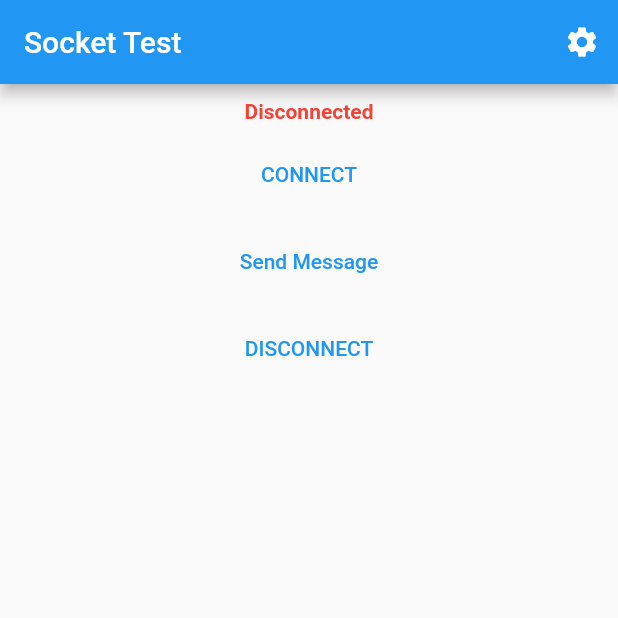
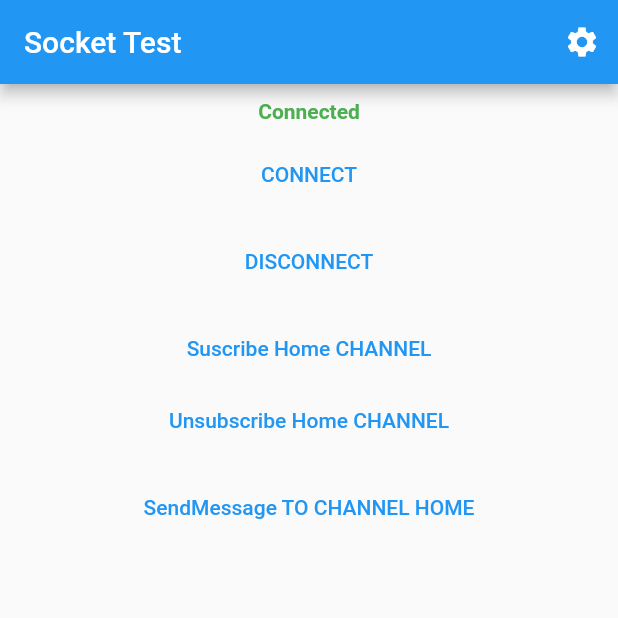
Before and after one commit to saginbajracharya/flutter_laravel_websocket, a Flutter app: the screen it shows after launch, after a tap on "CONNECT", on a phone screen of 412 x 824 dp, the top half of it. Run offline on Flutter 3.47's test engine with Material 2 defaults, Android fonts, the phone set to English and light mode, and no system bars; missing offline and left inert: laravel_flutter_pusher; generated files the repository leaves out were written again.

Commit message:
[fixed]::connect , disconnect,subscribe,unsubscribe to channel with package laravel_flutter_pusher: ^0.0.4

```diff
--- a/lib/src/sample_feature/sample_item_list_view.dart
+++ b/lib/src/sample_feature/sample_item_list_view.dart
@@ -1,10 +1,10 @@
-import 'package:flutter/foundation.dart';
+import 'dart:developer';
 import 'package:flutter/material.dart';
+// ignore: depend_on_referenced_packages
+import 'package:laravel_flutter_pusher/laravel_flutter_pusher.dart';
 
 import '../settings/settings_view.dart';
 import 'sample_item.dart';
-// ignore: depend_on_referenced_packages
-import 'package:socket_io_client/socket_io_client.dart' as socket_io;
 
 class SampleItemListView extends StatefulWidget {
   const SampleItemListView({
@@ -21,87 +21,28 @@ class SampleItemListView extends StatefulWidget {
 }
 
 class _SampleItemListViewState extends State<SampleItemListView> {
-  static const List events = [
-    'connect',
-    'connect_error',
-    'connect_timeout',
-    'connecting',
-    'disconnect',
-    'error',
-    'reconnect',
-    'reconnect_attempt',
-    'reconnect_failed',
-    'reconnect_error',
-    'reconnecting',
-    'ping',
-    'pong'
-  ];
-
-  late socket_io.Socket socket;
-  final serverUrl = 'http://192.168.1.106:6001';
-
+  var options = PusherOptions(
+    host: '192.168.1.106',
+    port: 6001,
+    encrypted: false,
+    cluster: 'ap2'
+  );
+  late LaravelFlutterPusher pusher;
   bool isConnected = false;
 
   @override
   void initState() {
     super.initState();
-    socket = socket_io.io(serverUrl, <String, dynamic>{
-      'transports': ['websocket'],
-      'autoConnect': true,
-    });
-
-    // Connect to the server
-    socket.connect();
-
-    socket.on('connect', (_) {
-      setState(() {
-        isConnected = true;
-      });
-    });
-
-    socket.on('disconnect', (_) {
-      setState(() {
-        isConnected = false;
-      });
-    });
-
-    socket.on('error', (error) {
-      if (kDebugMode) {
-        print('Error during connection: $error');
-      }
-    });
-
-    socket.on('home', (data) {
-      if (kDebugMode) {
-        print('Received message: $data');
-      }
-    });
-
-    socket.on('event', (data) {
-      if (kDebugMode) {
-        print(data);
-      }
-    });
-
-    socket.on('fromServer', (_) {
-      if (kDebugMode) {
-        print(_);
-      }
-    });
+    pusher = LaravelFlutterPusher("0d839545946ce754eb6c", options, enableLogging: true);
   }
 
   @override
   void dispose() {
-    // Disconnect the socket when disposing of the widget.
-    socket.dispose();
     super.dispose();
   }
 
   @override
   Widget build(BuildContext context) {
-    if (kDebugMode) {
-      print(events);
-    }
     return Scaffold(
       appBar: AppBar(
         title: const Text('Socket Test'),
@@ -117,11 +58,12 @@ class _SampleItemListViewState extends State<SampleItemListView> {
       body: SizedBox(
         width: MediaQuery.of(context).size.width,
         child: Column(
+          mainAxisAlignment: MainAxisAlignment.start,
           crossAxisAlignment: CrossAxisAlignment.center,
-          mainAxisAlignment: MainAxisAlignment.start,
           mainAxisSize: MainAxisSize.max,
           children: [
             const SizedBox(height: 10),
+            //Connection Status
             Text(
               isConnected ? 'Connected' : 'Disconnected',
               style: TextStyle(
@@ -130,25 +72,53 @@ class _SampleItemListViewState extends State<SampleItemListView> {
               ),
             ),
             const SizedBox(height: 10),
+            //Connect Button
             TextButton(
               onPressed: () async{
-                socket.connect();
+                pusher.connect().then((value) {
+                  setState(() {
+                    isConnected=true;
+                  });
+                });
               },
               child: const Text('CONNECT'),
             ),
             const SizedBox(height: 10),
+            //Disconnect Button
             TextButton(
               onPressed: () async{
-                socket.emit('home', 'Hello from Flutter');
+                pusher.disconnect().then((value) {
+                  setState(() {
+                    isConnected=false;
+                  });
+                });
               },
-              child: const Text('Send Message'),
+              child: const Text('DISCONNECT'),
             ),
             const SizedBox(height: 10),
+            //Suscribe Button
             TextButton(
               onPressed: () async{
-                socket.disconnect();
+                pusher.subscribe('home').bind('event', (event) {
+                  log('event =>$event');
+                });
               },
-              child: const Text('DISCONNECT'),
+              child: const Text('Suscribe Home CHANNEL'),
+            ),
+            //UnSubscribe Button
+            TextButton(
+              onPressed: () async{
+                pusher.unsubscribe('home');
+              },
+              child: const Text('Unsubscribe Home CHANNEL'),
+            ),
+            const SizedBox(height: 10),
+            //Send Message Button
+            TextButton(
+              onPressed: () async{
+                // pusher.trigger('my-event', {'message': 'Hello from Flutter!'});
+              },
+              child: const Text('SendMessage TO CHANNEL HOME'),
             ),
           ],
         ),
--- a/pubspec.yaml
+++ b/pubspec.yaml
@@ -20,8 +20,7 @@ dev_dependencies:
     sdk: flutter
 
   flutter_lints: ^2.0.0
-  socket_io_client: ^1.0.1
-  # pusher_client: ^2.0.0
+  laravel_flutter_pusher: ^0.0.4
 
 flutter:
   uses-material-design: true
```
Also changed, not shown: pubspec.lock, 2 other files.
